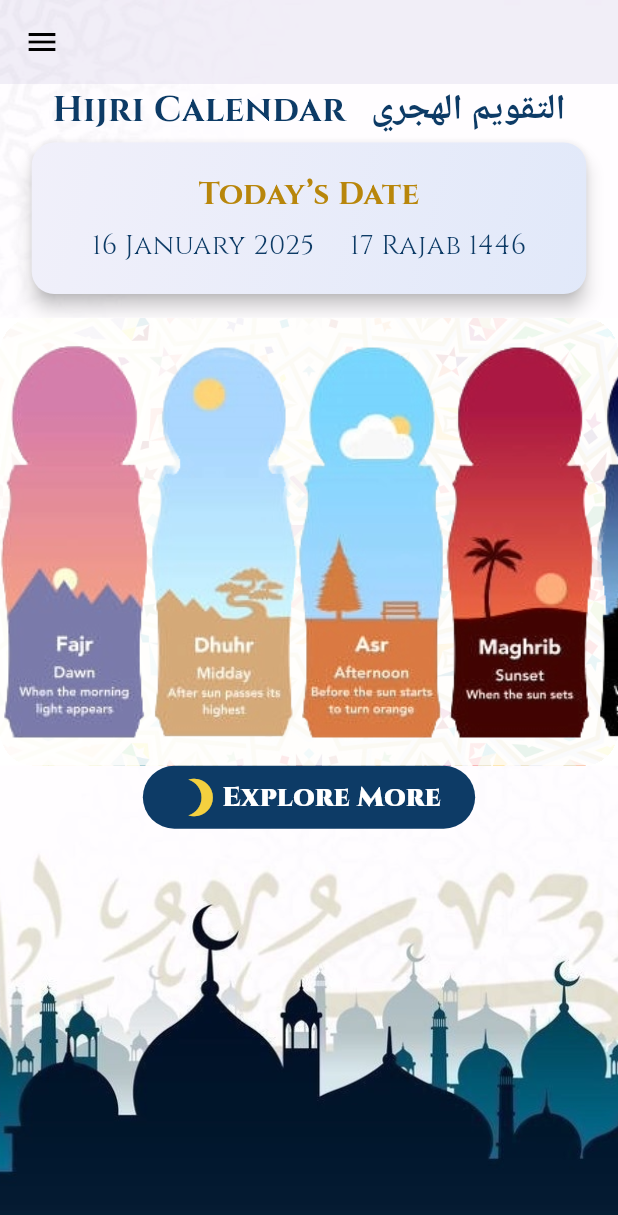
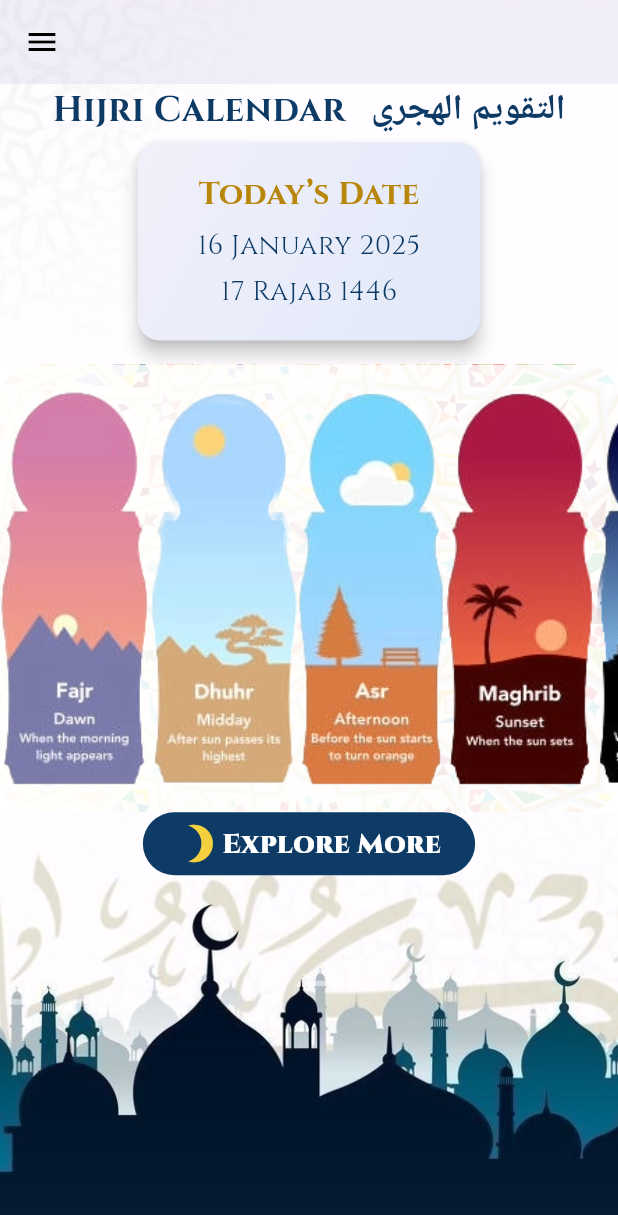
Before and after one commit to EslamKamel89/islamic_calander_2, a Flutter app: the screen it shows after launch, on a phone screen of 412 x 824 dp. Shown: the top 1215 px of the screen. Run offline on Flutter 3.47's test engine with Material 3 defaults, Android fonts, the phone set to English and light mode, and no system bars; drawn by our look-alikes of flutter_animate; our stand-ins replace bloc, carousel_slider, connectivity_plus, dartz, device_preview, dio and 10 more; Roboto replaces fonts that are missing (Amiri).

Commit message:
adding responsive design for tablets

```diff
--- a/lib/features/main_homepage/presentation/main_homepage.dart
+++ b/lib/features/main_homepage/presentation/main_homepage.dart
@@ -39,7 +39,8 @@ class _MainHomePageState extends State<MainHomePage> {
             foregroundColor: Colors.black,
           ),
           drawer: const DefaultDrawer(opacity: 0.7),
-          body: Column(
+          body: SingleChildScrollView(
+            child: Column(
               children: [
                 SizedBox(
                   // color: Colors.red,
@@ -64,6 +65,7 @@ class _MainHomePageState extends State<MainHomePage> {
               ],
             ),
           ),
+        ),
       ],
     );
   }
--- a/lib/features/main_homepage/presentation/widgets/date_widget.dart
+++ b/lib/features/main_homepage/presentation/widgets/date_widget.dart
@@ -47,8 +47,10 @@ class DateWidget extends StatelessWidget {
               ).animate().moveX(duration: animationDuration, begin: -500, end: 0),
               const SizedBox(height: 5),
               // Gregorian Date
-              Row(
-                mainAxisAlignment: MainAxisAlignment.spaceBetween,
+              LayoutBuilder(builder: (context, constraints) {
+                if (constraints.maxWidth < 360) {
+                  return Column(
+                    crossAxisAlignment: CrossAxisAlignment.center,
                     children: [
                       txt(
                         formateDateEgnlish(today),
@@ -64,7 +66,27 @@ class DateWidget extends StatelessWidget {
                         c: context.primaryColor,
                       ).animate().moveX(duration: animationDuration, begin: -500, end: 0),
                     ],
-              ),
+                  );
+                }
+                return Row(
+                  mainAxisAlignment: MainAxisAlignment.spaceBetween,
+                  children: [
+                    txt(
+                      formateDateEgnlish(today),
+                      e: St.reg14,
+                      googleFontCallback: GoogleFonts.cinzel,
+                      c: context.primaryColor,
+                    ).animate().moveX(duration: animationDuration, begin: 500, end: 0),
+                    const SizedBox(width: 5),
+                    txt(
+                      '${hijriDate.hDay} ${hijriDate.longMonthName} ${hijriDate.hYear}',
+                      googleFontCallback: GoogleFonts.cinzel,
+                      e: St.reg14,
+                      c: context.primaryColor,
+                    ).animate().moveX(duration: animationDuration, begin: -500, end: 0),
+                  ],
+                );
+              }),
             ],
           ),
         ),
--- a/lib/features/main_homepage/presentation/widgets/homepage_header.dart
+++ b/lib/features/main_homepage/presentation/widgets/homepage_header.dart
@@ -17,6 +17,23 @@ class HomepageHeader extends StatelessWidget {
 
   @override
   Widget build(BuildContext context) {
+    return LayoutBuilder(builder: (context, constraints) {
+      if (constraints.maxWidth < 360) {
+        return Column(
+          crossAxisAlignment: CrossAxisAlignment.center,
+          children: [
+            txt('Hijri Calendar', e: St.bold18, googleFontCallback: GoogleFonts.cinzel, c: context.primaryColor)
+                .animate()
+                .moveX(duration: animationDuration, begin: -500, end: 0)
+                .scale(duration: secondaryAnimationDuration, begin: const Offset(0, 0), end: const Offset(1, 1)),
+            SizedBox(height: 10.w),
+            txt('التقويم الهجري', e: St.bold18, googleFontCallback: GoogleFonts.amiri, c: context.primaryColor)
+                .animate()
+                .moveX(duration: animationDuration, begin: 500, end: 0)
+                .scale(duration: secondaryAnimationDuration, begin: const Offset(0, 0), end: const Offset(1, 1)),
+          ],
+        );
+      }
       return Row(
         mainAxisAlignment: MainAxisAlignment.center,
         children: [
@@ -31,5 +48,6 @@ class HomepageHeader extends StatelessWidget {
               .scale(duration: secondaryAnimationDuration, begin: const Offset(0, 0), end: const Offset(1, 1)),
         ],
       );
+    });
   }
 }
--- a/lib/features/main_homepage/presentation/widgets/prayer_times.dart
+++ b/lib/features/main_homepage/presentation/widgets/prayer_times.dart
@@ -35,7 +35,26 @@ class PrayerTimes extends StatelessWidget {
             width: double.infinity,
             padding: EdgeInsets.symmetric(vertical: 15.h),
             decoration: BoxDecoration(color: Colors.white.withOpacity(0.9)),
-            child: ListView.builder(
+            child: LayoutBuilder(builder: (context, constraints) {
+              if (constraints.maxWidth > 768) {
+                return Row(
+                  mainAxisAlignment: MainAxisAlignment.spaceEvenly,
+                  children: List.generate(images.length, (index) {
+                    return Expanded(
+                      flex: 1,
+                      child: Container(
+                        margin: EdgeInsets.symmetric(horizontal: 10.w),
+                        child: Image.asset(
+                          images[index],
+                          // width: 100.w,
+                          fit: BoxFit.fill,
+                        ),
+                      ),
+                    );
+                  }),
+                );
+              }
+              return ListView.builder(
                 scrollDirection: Axis.horizontal,
                 itemCount: images.length,
                 itemBuilder: (context, index) {
@@ -45,7 +64,8 @@ class PrayerTimes extends StatelessWidget {
                     fit: BoxFit.cover,
                   );
                 },
-            ),
+              );
+            }),
           ),
         ],
       );
```
Also changed, not shown: lib/features/date_conversion/presentation/views/date_conversion_view.dart (+13 -4 lines), lib/main.dart (+8 -4 lines). Lines whose indentation alone changed are shown as unchanged.
